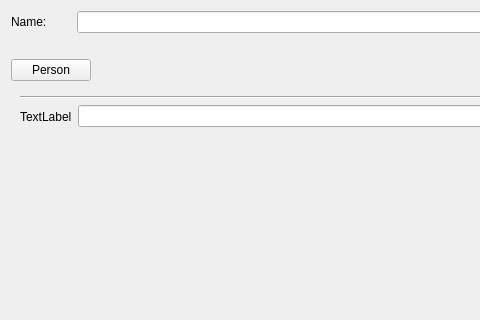
ghorwin/SIM-VICUS, file SIM-VICUS/src/SVDBZoneTemplateEditWidget.ui: the form before one commit; both pictures show x 0 to 480 and y 0 to 320 of the 757 by 456 pixel window.
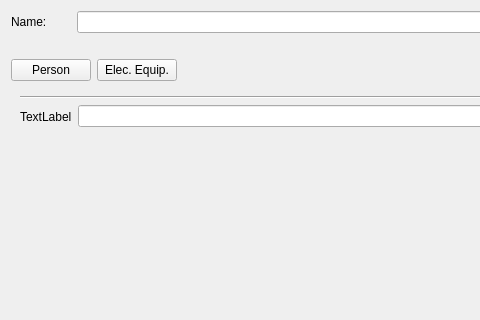
The form after the commit. Icons and pictures are not drawn. Custom widgets are drawn as their Qt base class.

Commit message: add electric equipment to zone template

What changed in the file:
```diff
--- a/SIM-VICUS/src/SVDBZoneTemplateEditWidget.ui
+++ b/SIM-VICUS/src/SVDBZoneTemplateEditWidget.ui
@@ -78,6 +78,16 @@
        </property>
       </widget>
      </item>
+     <item>
+      <widget class="QPushButton" name="pushButtonAddElectricLoad">
+       <property name="text">
+        <string>Elec. Equip.</string>
+       </property>
+       <property name="checkable">
+        <bool>true</bool>
+       </property>
+      </widget>
+     </item>
      <item>
       <spacer name="horizontalSpacer">
        <property name="orientation">
```
The commit also changes 3 other files.
